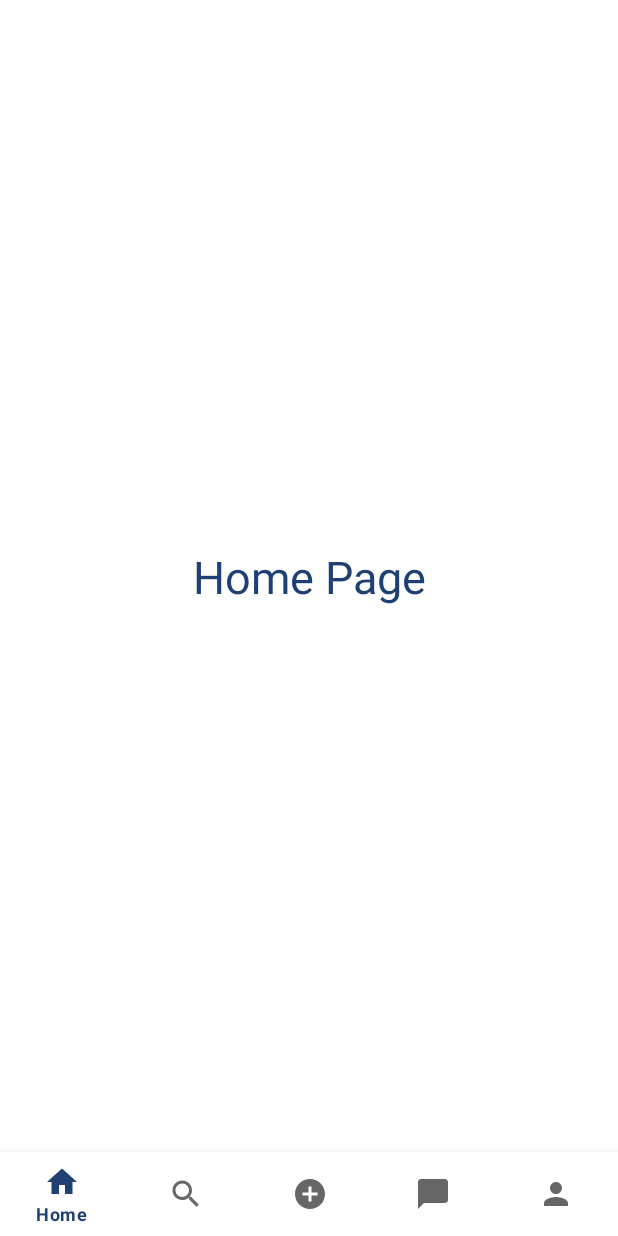
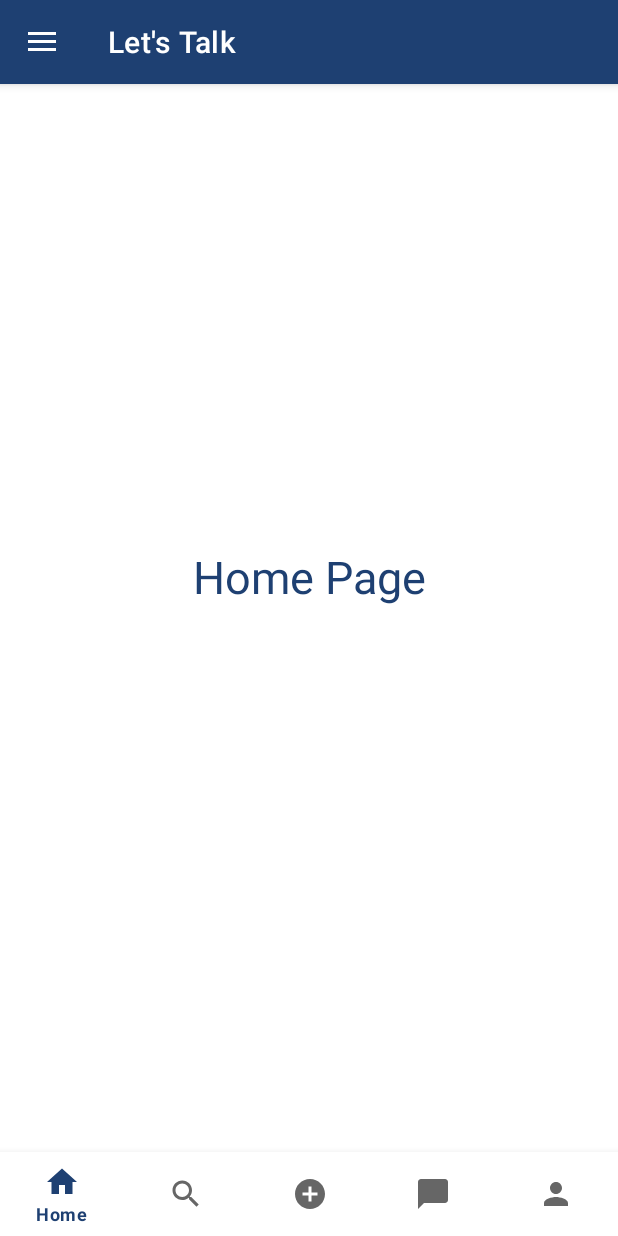
Before and after one commit to shruti10951/Lets-talk, an Android app: the screen it shows after launch once a user with an empty profile is signed in (DashboardActivity), on a phone screen of 412 x 824 dp. Run offline under Robolectric (Android 15) with nearby library versions, the phone set to English and light mode, and no system bars; our stand-ins replace Firebase (no records; nobody signed in at launch, a user with empty details on screens opened directly).

Commit message:
Navigation Drawer Design by Shruti

```diff
--- a/app/src/main/java/com/vidyalankar/letstalk/DashboardActivity.java
+++ b/app/src/main/java/com/vidyalankar/letstalk/DashboardActivity.java
@@ -1,10 +1,15 @@
 package com.vidyalankar.letstalk;
 
 import androidx.annotation.NonNull;
+import androidx.appcompat.app.ActionBarDrawerToggle;
 import androidx.appcompat.app.AppCompatActivity;
+import androidx.appcompat.widget.Toolbar;
+import androidx.core.view.GravityCompat;
+import androidx.drawerlayout.widget.DrawerLayout;
 import androidx.fragment.app.Fragment;
 
 import android.os.Bundle;
+import android.view.Gravity;
 import android.view.MenuItem;
 
 import com.google.android.material.bottomnavigation.BottomNavigationView;
@@ -12,11 +17,23 @@ import com.google.android.material.navigation.NavigationBarView;
 
 public class DashboardActivity extends AppCompatActivity {
 
+    private DrawerLayout dashboard_drawer;
+
 
     @Override
     protected void onCreate(Bundle savedInstanceState) {
         super.onCreate(savedInstanceState);
         setContentView(R.layout.activity_dashboard);
+
+        Toolbar dashboard_toolbar= findViewById(R.id.dashboard_toolbar);
+        setSupportActionBar(dashboard_toolbar);
+
+        dashboard_drawer= findViewById(R.id.dashboard_layout);
+
+        ActionBarDrawerToggle dashboard_toggle= new ActionBarDrawerToggle(this, dashboard_drawer, dashboard_toolbar,
+                R.string.open,R.string.close);
+        dashboard_drawer.addDrawerListener(dashboard_toggle);
+        dashboard_toggle.syncState();
 
         BottomNavigationView dashboardNavigation = findViewById(R.id.bottomNavigationView);
         dashboardNavigation.setOnItemSelectedListener(navListener);
@@ -25,6 +42,17 @@ public class DashboardActivity extends AppCompatActivity {
                 .replace(R.id.fragmentContainerView2, new HomeFragment()).commit();
 
     }
+
+    @Override
+    public void onBackPressed() {
+        if(dashboard_drawer.isDrawerOpen(GravityCompat.START))
+        {
+            dashboard_drawer.closeDrawer(GravityCompat.START);
+        }else {
+            super.onBackPressed();
+        }
+    }
+
     private NavigationBarView.OnItemSelectedListener navListener= new NavigationBarView.OnItemSelectedListener() {
         @Override
         public boolean onNavigationItemSelected(@NonNull MenuItem item) {
--- a/app/src/main/res/layout/activity_dashboard.xml
+++ b/app/src/main/res/layout/activity_dashboard.xml
@@ -1,11 +1,19 @@
 <?xml version="1.0" encoding="utf-8"?>
-<androidx.constraintlayout.widget.ConstraintLayout xmlns:android="http://schemas.android.com/apk/res/android"
+<androidx.drawerlayout.widget.DrawerLayout xmlns:android="http://schemas.android.com/apk/res/android"
     xmlns:app="http://schemas.android.com/apk/res-auto"
     xmlns:tools="http://schemas.android.com/tools"
+    android:id="@+id/dashboard_layout"
     android:layout_width="match_parent"
     android:layout_height="match_parent"
+    android:fitsSystemWindows="true"
     android:gravity="center"
-    tools:context=".DashboardActivity">
+    tools:context=".DashboardActivity"
+    tools:openDrawer="start">
+
+
+    <androidx.constraintlayout.widget.ConstraintLayout
+        android:layout_width="match_parent"
+        android:layout_height="match_parent">
 
         <com.google.android.material.bottomnavigation.BottomNavigationView
             android:id="@+id/bottomNavigationView"
@@ -14,7 +22,7 @@
             app:layout_constraintBottom_toBottomOf="parent"
             app:layout_constraintEnd_toEndOf="parent"
             app:layout_constraintStart_toEndOf="parent"
-        app:menu="@menu/dashboard_menu"/>
+            app:menu="@menu/dashboard_menu" />
 
         <androidx.fragment.app.FragmentContainerView
             android:id="@+id/fragmentContainerView2"
@@ -27,6 +35,38 @@
             app:layout_constraintStart_toStartOf="parent"
             app:layout_constraintTop_toTopOf="parent"
             app:navGraph="@navigation/dashboard_menu" />
+    </androidx.constraintlayout.widget.ConstraintLayout>
 
 
-</androidx.constraintlayout.widget.ConstraintLayout>
+    <LinearLayout
+        android:layout_width="match_parent"
+        android:layout_height="match_parent"
+        android:orientation="vertical">
+
+        <androidx.appcompat.widget.Toolbar
+            android:id="@+id/dashboard_toolbar"
+            android:layout_width="match_parent"
+            android:layout_height="?attr/actionBarSize"
+            android:background="@color/blue_bg"
+            android:elevation="4dp"
+            android:theme="@style/ThemeOverlay.AppCompat.Dark.ActionBar"
+            app:popupTheme="@style/ThemeOverlay.AppCompat.Light" />
+
+        <FrameLayout
+            android:id="@+id/dashboard_fragment_container"
+            android:layout_width="match_parent"
+            android:layout_height="match_parent" />
+
+    </LinearLayout>
+
+    <com.google.android.material.navigation.NavigationView
+        android:id="@+id/dashboard_nav_view"
+        android:layout_width="wrap_content"
+        android:layout_height="match_parent"
+        android:layout_gravity="start"
+        android:background="@color/rose"
+        app:headerLayout="@layout/nav_header"
+        app:menu="@menu/nav_menu" />
+
+
+</androidx.drawerlayout.widget.DrawerLayout>
--- a/app/src/main/res/menu/nav_menu.xml
+++ b/app/src/main/res/menu/nav_menu.xml
@@ -1,15 +1,44 @@
 <?xml version="1.0" encoding="utf-8"?>
-<menu xmlns:android="http://schemas.android.com/apk/res/android">
+<menu xmlns:android="http://schemas.android.com/apk/res/android"
+    xmlns:tools="http://schemas.android.com/tools"
+    tools:showIn="navigation_view">
 
-    <item android:id="@+id/profile" android:title="Profile" android:icon="@drawable/profile_icon"></item>
-    <item android:id="@+id/setting" android:title="Setting" android:icon="@drawable/setting_icon"></item>
-    <item android:id="@+id/wellness_center" android:title="Wellness Center" android:icon="@drawable/wellness_center_icon"></item>
-    <item android:id="@+id/melodies" android:title="Calm Melodies" android:icon="@drawable/music_icon"></item>
-    <item android:id="@+id/calm_down" android:title="Help Me Calm Down" android:icon="@drawable/calm_down_icon"></item>
-    <item android:id="@+id/help" android:title="I Need Help!" android:icon="@drawable/widgets"></item>
-    <item android:id="@+id/about" android:title="About Let's Talk" android:icon="@drawable/info_icon"></item>
-    <item android:id="@+id/logout" android:title="Log Out" android:icon="@drawable/logout_icon"></item>
+    <group android:checkableBehavior="single">
 
+        <item
+            android:id="@+id/profile"
+            android:icon="@drawable/profile_icon"
+            android:title="Profile" />
+        <item
+            android:id="@+id/setting"
+            android:icon="@drawable/setting_icon"
+            android:title="Setting" />
+        <item
+            android:id="@+id/wellness_center"
+            android:icon="@drawable/wellness_center_icon"
+            android:title="Wellness Center" />
+        <item
+            android:id="@+id/melodies"
+            android:icon="@drawable/music_icon"
+            android:title="Calm Melodies" />
+        <item
+            android:id="@+id/calm_down"
+            android:icon="@drawable/calm_down_icon"
+            android:title="Help Me Calm Down" />
+        <item
+            android:id="@+id/help"
+            android:icon="@drawable/widgets"
+            android:title="I Need Help!" />
+        <item
+            android:id="@+id/about"
+            android:icon="@drawable/info_icon"
+            android:title="About Let's Talk" />
 
+    </group>
+
+    <item
+        android:id="@+id/logout"
+        android:icon="@drawable/logout_icon"
+        android:title="Log Out" />
 
 </menu>
--- a/app/src/main/res/values/strings.xml
+++ b/app/src/main/res/values/strings.xml
@@ -2,6 +2,7 @@
     <string name="app_name">Let\'s Talk</string>
     <string name="open">Open</string>
     <string name="close">Close</string>
+
     <!-- TODO: Remove or change this placeholder text -->
     <string name="hello_blank_fragment">Hello blank fragment</string>
 </resources>
--- a/app/src/main/res/values/themes.xml
+++ b/app/src/main/res/values/themes.xml
@@ -10,7 +10,7 @@
         <item name="colorSecondaryVariant">@color/teal_700</item>
         <item name="colorOnSecondary">@color/black</item>
         <!-- Status bar color. -->
-        <item name="android:statusBarColor" tools:targetApi="l">?attr/colorPrimaryVariant</item>
+        <item name="android:statusBarColor" tools:targetApi="l">?attr/colorOnSecondary</item>
         <!-- Customize your theme here. -->
     </style>
 </resources>
```
Also changed, not shown: app/build.gradle (+8 -5 lines), app/src/main/java/com/vidyalankar/letstalk/MainActivity.java (+1 -40 lines), app/src/main/res/layout/activity_main.xml (+0 -15 lines), app/src/main/res/layout/nav_header.xml (+8 -5 lines), 182 other files. Lines whose indentation alone changed are shown as unchanged.
